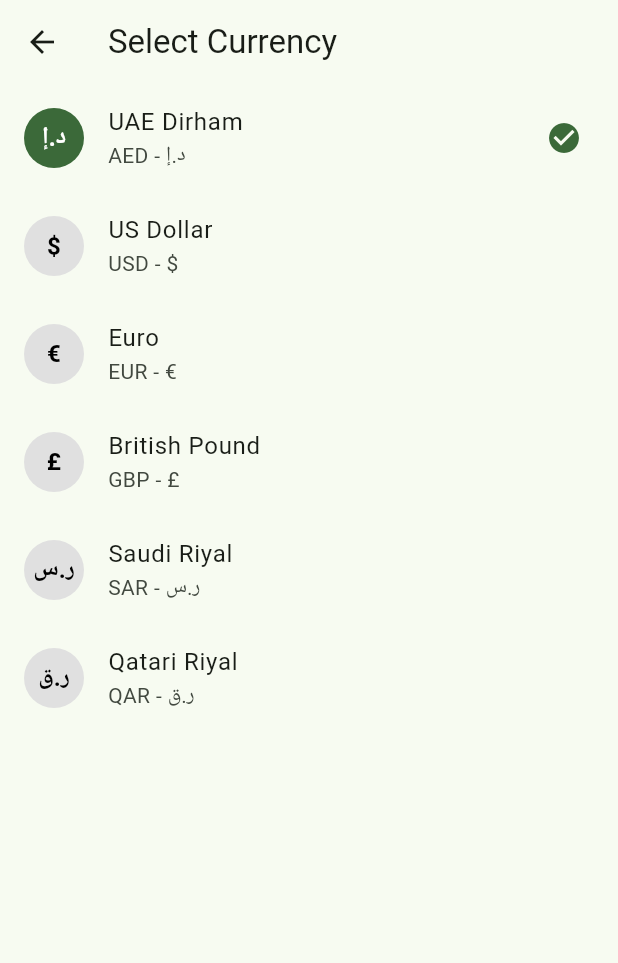
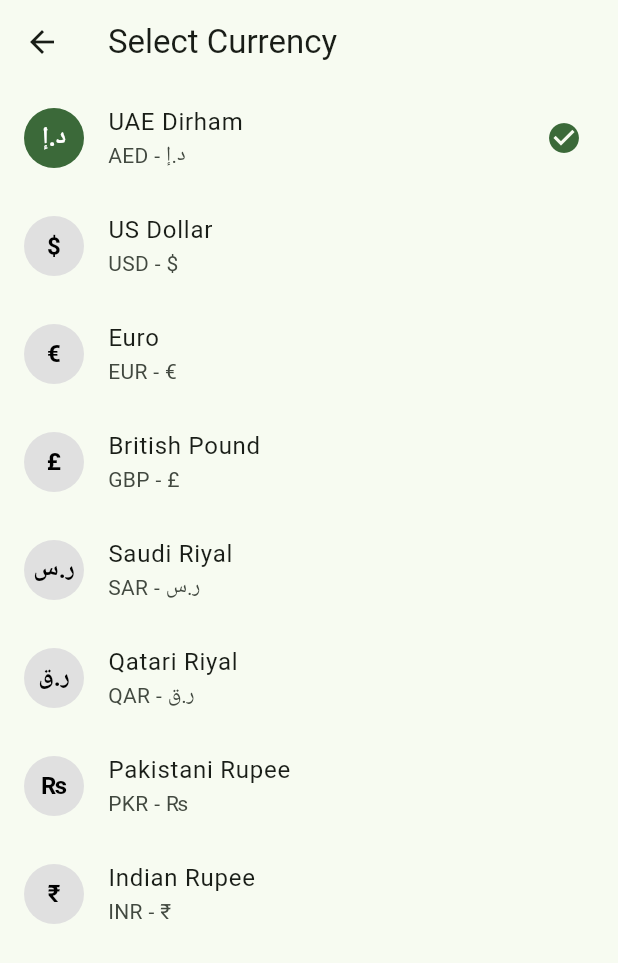
Before and after one commit to faribasra6/my_budget, a Flutter app: the CurrencySelectorScreen screen opened directly, on a phone screen of 412 x 824 dp. Shown: the top 963 px of the screen. Run offline on Flutter 3.47's test engine with Material 3 defaults, Android fonts, the phone set to English and light mode, and no system bars; our stand-ins replace sqflite; accounts and stored records are empty; statements that could not run were skipped.

Commit message:
Added PKR and INR in currency

```diff
--- a/lib/screens/home_screen.dart
+++ b/lib/screens/home_screen.dart
@@ -355,7 +355,7 @@ class _HomeScreenState extends State<HomeScreen> {
                   createdAt: currentBudget!.createdAt,
                 );
                 await DatabaseService.updateBudget(updatedBudget);
-                if (mounted) {
+                if (context.mounted) {
                   Navigator.pop(context);
                   _loadData();
                 }
--- a/lib/services/currency_service.dart
+++ b/lib/services/currency_service.dart
@@ -18,6 +18,8 @@ class CurrencyService {
     Currency(code: 'GBP', symbol: '£', name: 'British Pound'),
     Currency(code: 'SAR', symbol: 'ر.س', name: 'Saudi Riyal'),
     Currency(code: 'QAR', symbol: 'ر.ق', name: 'Qatari Riyal'),
+    Currency(code: 'PKR', symbol: '₨', name: 'Pakistani Rupee'),
+    Currency(code: 'INR', symbol: '₹', name: 'Indian Rupee'),
   ];
 
   static Currency _selectedCurrency = _currencies[0]; // Default to AED
```
